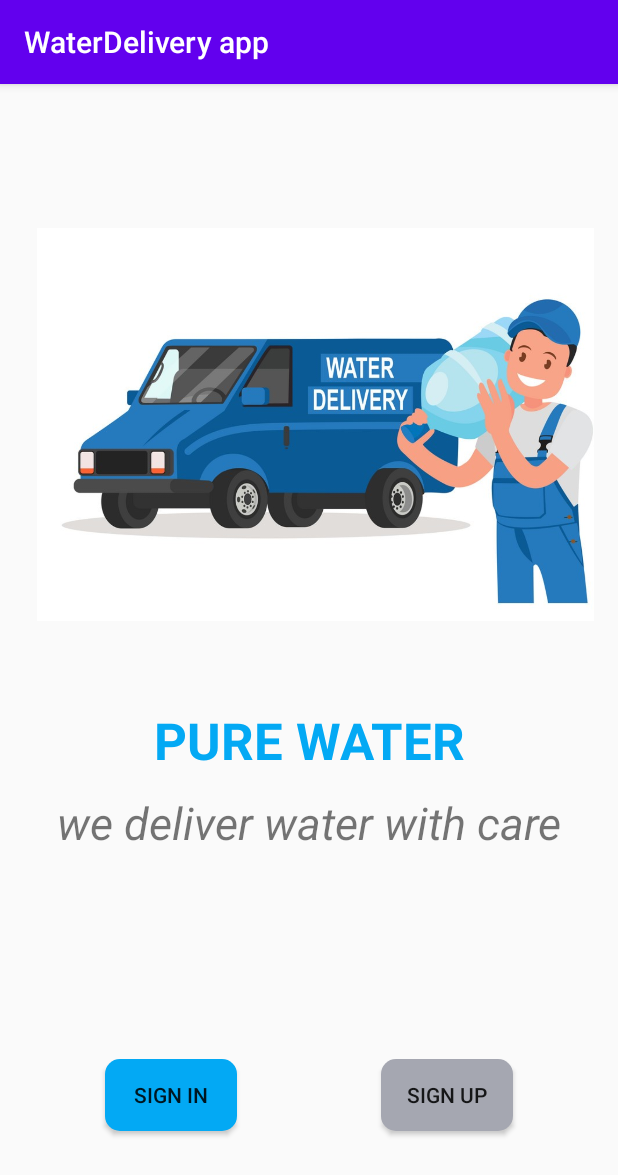
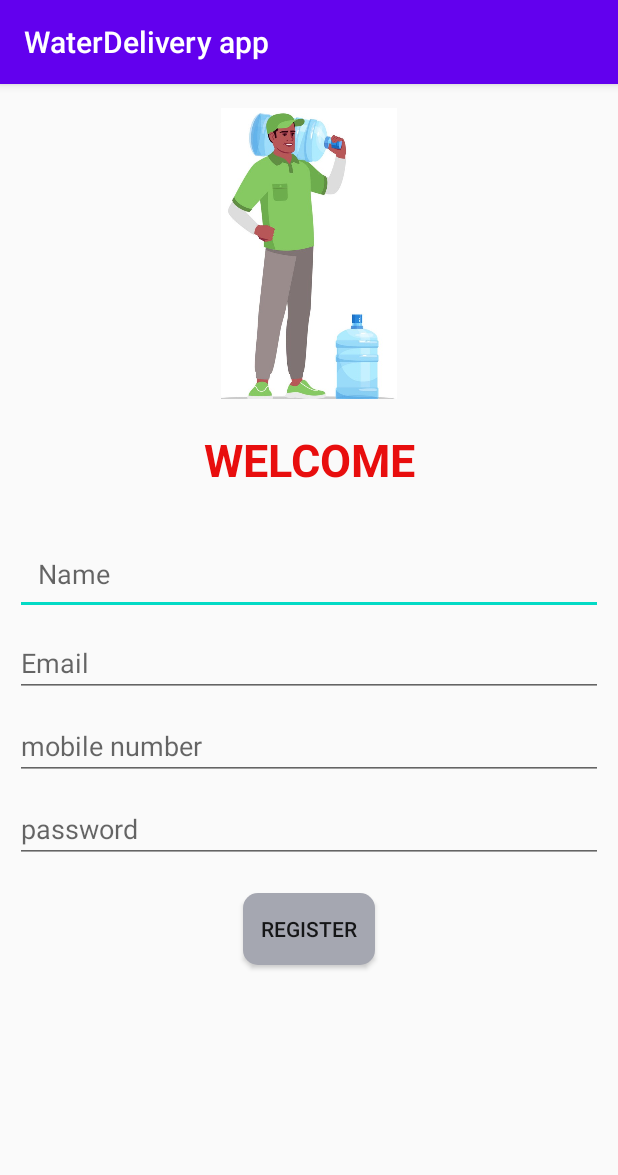
Before and after one commit to mdeep1992/water-delivery-app, an Android app: the WelcomeActivity screen opened directly, with no data from a screen before it, after a tap on "SIGN UP", on a phone screen of 412 x 824 dp. Shown: the top 1175 px of the screen. Run offline under Robolectric (Android 15) with nearby library versions, the phone set to English and light mode, and no system bars; our stand-ins replace Firebase (no records; nobody signed in at launch, a user with empty details on screens opened directly).

Commit message:
signup activity ui design

```diff
--- a/app/src/main/AndroidManifest.xml
+++ b/app/src/main/AndroidManifest.xml
@@ -9,6 +9,9 @@
         android:roundIcon="@mipmap/ic_launcher_round"
         android:supportsRtl="true"
         android:theme="@style/Theme.WaterDeliveryApp">
+        <activity
+            android:name=".signupactivity"
+            android:exported="false" />
         <activity
             android:name=".WelcomeActivity"
             android:exported="false" />
@@ -23,7 +26,7 @@
         </activity>
         <activity
             android:name=".MainActivity"
-            android:exported="true"></activity>
+            android:exported="true" />
     </application>
 
 </manifest>
--- a/app/src/main/java/com/example/waterdeliveryapp/WelcomeActivity.java
+++ b/app/src/main/java/com/example/waterdeliveryapp/WelcomeActivity.java
@@ -2,6 +2,7 @@ package com.example.waterdeliveryapp;
 
 import androidx.appcompat.app.AppCompatActivity;
 
+import android.content.Intent;
 import android.os.Bundle;
 import android.util.Log;
 import android.view.View;
@@ -52,7 +53,8 @@ Button btnSignIn,btnSignUp;
         btnSignUp.setOnClickListener(new View.OnClickListener() {
             @Override
             public void onClick(View view) {
-
+               Intent intent=new Intent(WelcomeActivity.this,signupactivity.class);
+                startActivity(intent);
             }
         });
 
--- /dev/null
+++ b/app/src/main/java/com/example/waterdeliveryapp/signupactivity.java
@@ -0,0 +1,14 @@
+package com.example.waterdeliveryapp;
+
+import androidx.appcompat.app.AppCompatActivity;
+
+import android.os.Bundle;
+
+public class signupactivity extends AppCompatActivity {
+
+    @Override
+    protected void onCreate(Bundle savedInstanceState) {
+        super.onCreate(savedInstanceState);
+        setContentView(R.layout.activity_signupactivity);
+    }
+}
--- /dev/null
+++ b/app/src/main/res/layout/activity_signupactivity.xml
@@ -0,0 +1,101 @@
+<?xml version="1.0" encoding="utf-8"?>
+<androidx.constraintlayout.widget.ConstraintLayout xmlns:android="http://schemas.android.com/apk/res/android"
+    xmlns:app="http://schemas.android.com/apk/res-auto"
+    xmlns:tools="http://schemas.android.com/tools"
+    android:layout_width="match_parent"
+    android:layout_height="match_parent"
+    tools:context=".signupactivity">
+
+    <ImageView
+        android:id="@+id/imageView2"
+        android:layout_width="0dp"
+        android:layout_height="194dp"
+        android:layout_marginTop="16dp"
+        app:layout_constraintEnd_toEndOf="@+id/Name"
+        app:layout_constraintHorizontal_bias="0.0"
+        app:layout_constraintStart_toStartOf="@+id/Name"
+        app:layout_constraintTop_toTopOf="parent"
+        app:srcCompat="@drawable/signupiogo" />
+
+    <TextView
+        android:id="@+id/textView3"
+        android:layout_width="0dp"
+        android:layout_height="wrap_content"
+        android:layout_marginTop="20dp"
+        android:gravity="center"
+        android:text="WELCOME"
+        android:textColor="#E80E0E"
+        android:textSize="30dp"
+        android:textStyle="bold"
+        app:layout_constraintEnd_toEndOf="parent"
+        app:layout_constraintStart_toStartOf="parent"
+        app:layout_constraintTop_toBottomOf="@+id/imageView2" />
+
+    <EditText
+        android:id="@+id/Name"
+        android:layout_width="match_parent"
+        android:layout_height="wrap_content"
+        android:layout_marginTop="28dp"
+        android:ems="10"
+        android:hint="Name"
+        android:layout_marginLeft="10dp"
+        android:layout_marginRight="10dp"
+        android:inputType="textPersonName"
+        android:padding="15dp"
+        app:layout_constraintTop_toBottomOf="@+id/textView3"
+        tools:layout_editor_absoluteX="40dp" />
+
+    <EditText
+        android:id="@+id/email"
+        android:layout_width="match_parent"
+        android:layout_height="wrap_content"
+        android:layout_marginLeft="10dp"
+        android:layout_marginTop="9dp"
+        android:layout_marginRight="10dp"
+        android:ems="10"
+        android:hint="Email"
+        android:inputType="textPersonName"
+        app:layout_constraintEnd_toEndOf="@+id/Name"
+        app:layout_constraintStart_toStartOf="@+id/Name"
+        app:layout_constraintTop_toBottomOf="@+id/Name" />
+
+    <EditText
+        android:id="@+id/mobileno"
+        android:layout_width="match_parent"
+        android:layout_height="wrap_content"
+        android:layout_marginLeft="10dp"
+        android:layout_marginTop="10dp"
+        android:layout_marginRight="10dp"
+        android:ems="10"
+        android:hint="mobile number"
+        android:inputType="textPersonName"
+        app:layout_constraintEnd_toEndOf="@+id/email"
+        app:layout_constraintStart_toStartOf="@+id/email"
+        app:layout_constraintTop_toBottomOf="@+id/email" />
+    <EditText
+        android:id="@+id/password"
+        android:layout_width="match_parent"
+        android:layout_height="wrap_content"
+        android:layout_marginLeft="10dp"
+        android:layout_marginTop="10dp"
+        android:layout_marginRight="10dp"
+        android:ems="10"
+        android:hint="password"
+        android:inputType="textPersonName"
+        app:layout_constraintEnd_toEndOf="@+id/mobileno"
+        app:layout_constraintStart_toStartOf="@+id/mobileno"
+        app:layout_constraintTop_toBottomOf="@+id/mobileno" />
+
+    <Button
+        android:id="@+id/register"
+        android:layout_width="wrap_content"
+        android:layout_height="wrap_content"
+        android:text="REGISTER"
+        android:background="@drawable/button_sign_up"
+        android:layout_marginTop="20dp"
+        app:layout_constraintEnd_toEndOf="parent"
+        app:layout_constraintStart_toStartOf="parent"
+        app:layout_constraintTop_toBottomOf="@+id/password" />
+
+
+</androidx.constraintlayout.widget.ConstraintLayout>
```
Also changed, not shown: app/src/main/res/drawable/signupiogo.jpg (added).
